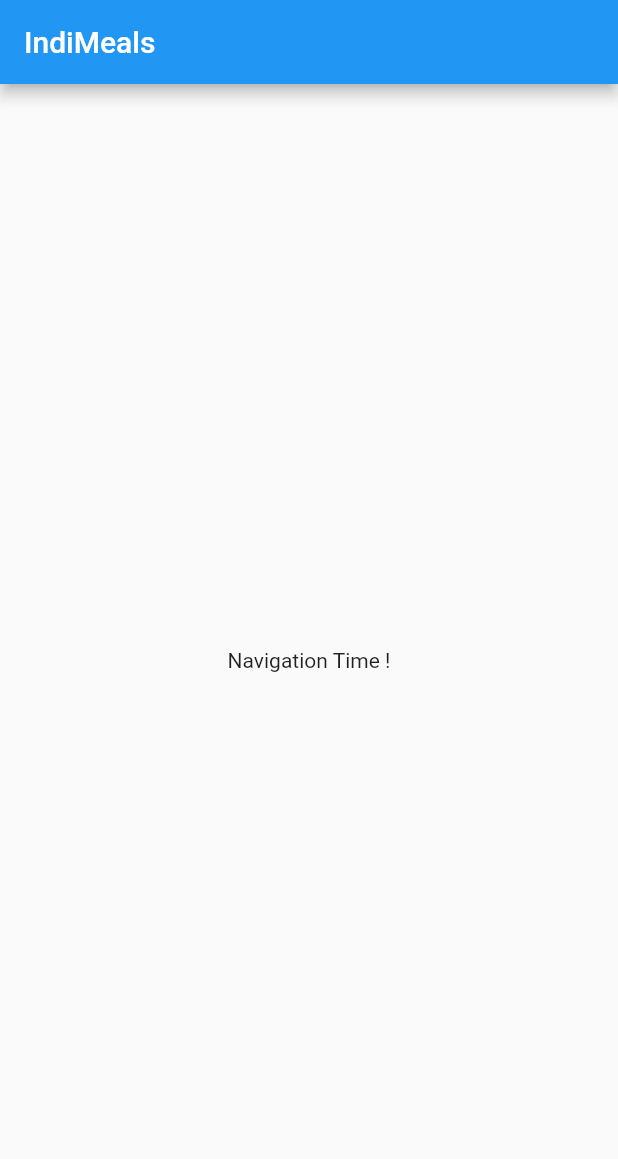
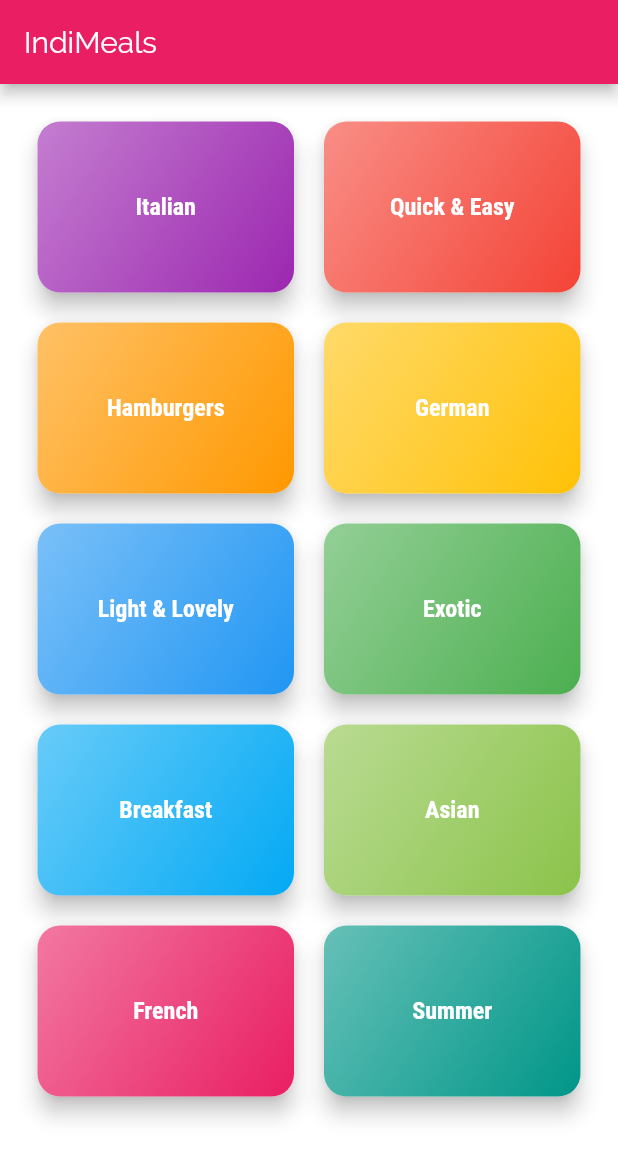
Before and after one commit to mohitgithubprojects/Meals-App, a Flutter app: the screen it shows after launch, on a phone screen of 412 x 824 dp. Shown: the top 1159 px of the screen. Run offline on Flutter 3.47's test engine with Material 2 defaults, Android fonts, the phone set to English and light mode, and no system bars.

Commit message:
HomeAndCategoryScreenAdded

```diff
--- /dev/null
+++ b/lib/Models/Category.dart
@@ -0,0 +1,10 @@
+import 'package:flutter/material.dart';
+
+class Category {
+  final String id;
+  final String title;
+  final Color color;
+
+  const Category(
+      {@required this.id, @required this.title, this.color = Colors.orange});
+}
--- /dev/null
+++ b/lib/categoriws_screen.dart
@@ -0,0 +1,35 @@
+import 'package:flutter/animation.dart';
+import 'package:flutter/material.dart';
+import 'package:meals_app/categoryItem.dart';
+
+import 'dummyData.dart';
+
+class CategoriesScreen extends StatelessWidget {
+  final String title;
+
+  CategoriesScreen(this.title);
+
+  @override
+  Widget build(BuildContext context) {
+    return Scaffold(
+      appBar: AppBar(
+        title: Text(title),
+      ),
+      body: GridView(
+          padding: const EdgeInsets.all(25),
+          children: DUMMY_CATEGORIES
+              .map((e) => CategoryItem(
+                    id: e.id,
+                    title: e.title,
+                    bgColor: e.color,
+                  ))
+              .toList(),
+          gridDelegate: SliverGridDelegateWithMaxCrossAxisExtent(
+            maxCrossAxisExtent: 200,
+            childAspectRatio: 3 / 2,
+            crossAxisSpacing: 20,
+            mainAxisSpacing: 20,
+          )),
+    );
+  }
+}
--- /dev/null
+++ b/lib/categoryItem.dart
@@ -0,0 +1,47 @@
+import 'package:flutter/cupertino.dart';
+import 'package:flutter/material.dart';
+import 'package:meals_app/categoryMealsScreen.dart';
+
+class CategoryItem extends StatelessWidget {
+  final String id;
+  final String title;
+  final Color bgColor;
+
+  CategoryItem({@required this.id, @required this.title,@required this.bgColor});
+
+  void onCategoryClick(BuildContext buildContext) {
+    Navigator.of(buildContext).pushNamed(CategoryMealsScreen.routeName, arguments: {
+      'id':id,
+      'title':title
+    });
+  }
+
+  @override
+  Widget build(BuildContext context) {
+    return InkWell(
+      onTap: () => onCategoryClick(context),
+      splashColor: Theme.of(context).primaryColor,
+      borderRadius: BorderRadius.circular(15),
+      child: Material(
+        elevation: 6,
+        borderRadius: BorderRadius.circular(15),
+        child: Container(
+          padding: EdgeInsets.all(15),
+          child: Center(
+            child: Text(
+              title,
+              style: Theme.of(context).textTheme.headline6,
+            ),
+          ),
+          decoration: BoxDecoration(
+            gradient: LinearGradient(
+                colors: [bgColor.withOpacity(0.6), bgColor],
+                begin: Alignment.topLeft,
+                end: Alignment.bottomRight),
+            borderRadius: BorderRadius.circular(15),
+          ),
+        ),
+      ),
+    );
+  }
+}
--- /dev/null
+++ b/lib/categoryMealsScreen.dart
@@ -0,0 +1,24 @@
+import 'package:flutter/material.dart';
+
+class CategoryMealsScreen extends StatelessWidget {
+
+  static const routeName = '/category-meals'; // for directly accessing the route name without using class
+
+
+  @override
+  Widget build(BuildContext context) {
+
+    final routeArgs = ModalRoute.of(context).settings.arguments as Map<String, String>;
+    final id = routeArgs['id'];
+    final title = routeArgs['title'];
+
+    return Scaffold(
+      appBar: AppBar(title: Text(title),),
+      body: Container(
+        child: Center(
+          child: Text('The Recipes !'),
+        ),
+      ),
+    );
+  }
+}
--- /dev/null
+++ b/lib/dummyData.dart
@@ -0,0 +1,56 @@
+import 'package:flutter/material.dart';
+
+import './models/category.dart';
+
+List<Category> DUMMY_CATEGORIES = [
+  Category(
+    id: 'c1',
+    title: 'Italian',
+    color: Colors.purple,
+  ),
+  Category(
+    id: 'c2',
+    title: 'Quick & Easy',
+    color: Colors.red,
+  ),
+  Category(
+    id: 'c3',
+    title: 'Hamburgers',
+    color: Colors.orange,
+  ),
+  Category(
+    id: 'c4',
+    title: 'German',
+    color: Colors.amber,
+  ),
+  Category(
+    id: 'c5',
+    title: 'Light & Lovely',
+    color: Colors.blue,
+  ),
+  Category(
+    id: 'c6',
+    title: 'Exotic',
+    color: Colors.green,
+  ),
+  Category(
+    id: 'c7',
+    title: 'Breakfast',
+    color: Colors.lightBlue,
+  ),
+  Category(
+    id: 'c8',
+    title: 'Asian',
+    color: Colors.lightGreen,
+  ),
+  Category(
+    id: 'c9',
+    title: 'French',
+    color: Colors.pink,
+  ),
+  Category(
+    id: 'c10',
+    title: 'Summer',
+    color: Colors.teal,
+  ),
+];
--- a/lib/main.dart
+++ b/lib/main.dart
@@ -1,4 +1,6 @@
 import 'package:flutter/material.dart';
+import 'package:meals_app/categoriws_screen.dart';
+import 'package:meals_app/categoryMealsScreen.dart';
 
 void main() {
   runApp(MyApp());
@@ -11,15 +13,31 @@ class MyApp extends StatelessWidget {
     return MaterialApp(
       title: 'Flutter Demo',
       theme: ThemeData(
-        primarySwatch: Colors.blue,
+        primarySwatch: Colors.pink,
+        accentColor: Colors.amber,
+        canvasColor: Colors.white,
+        fontFamily: 'Raleway',
+        textTheme: ThemeData.light().textTheme.copyWith(
+              bodyText2: TextStyle(color: Colors.black),
+              bodyText1: TextStyle(color: Colors.black),
+              headline6: TextStyle(
+                  fontSize: 16,
+                  fontFamily: 'RobotoCondensed',
+                  color: Colors.white,
+                  fontWeight: FontWeight.bold),
+            ),
       ),
-      home: MyHomePage(title: 'IndiMeals'),
+      initialRoute: '/', // by default it is slash
+      routes: {
+        '/' : (ctx) => CategoriesScreen('IndiMeals'),  // it is the home screen
+        CategoryMealsScreen.routeName : (ctx) => CategoryMealsScreen(),
+      },
+      debugShowCheckedModeBanner: false,
     );
   }
 }
 
 class MyHomePage extends StatefulWidget {
-
   MyHomePage({Key key, this.title}) : super(key: key);
   final String title;
 
@@ -28,16 +46,13 @@ class MyHomePage extends StatefulWidget {
 }
 
 class _MyHomePageState extends State<MyHomePage> {
-
   @override
   Widget build(BuildContext context) {
     return Scaffold(
       appBar: AppBar(
         title: Text(widget.title),
       ),
-      body: Center(
-        child: Text('Navigation Time !')
-      ),
+      body: Center(child: Text('Navigation Time !')),
     );
   }
 }
```
Also changed, not shown: pubspec.yaml (+17 -11 lines), assets/fonts/Raleway-Black.ttf (added), assets/fonts/Raleway-Bold.ttf (added), assets/fonts/Raleway-Regular.ttf (added), assets/fonts/RobotoCondensed-Bold.ttf (added), assets/fonts/RobotoCondensed-Italic.ttf (added), assets/fonts/RobotoCondensed-Light.ttf (added), assets/fonts/RobotoCondensed-Regular.ttf (added).
